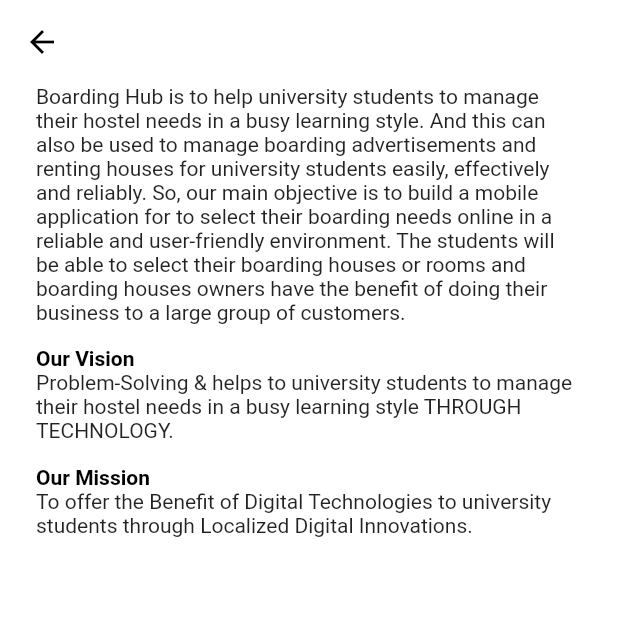
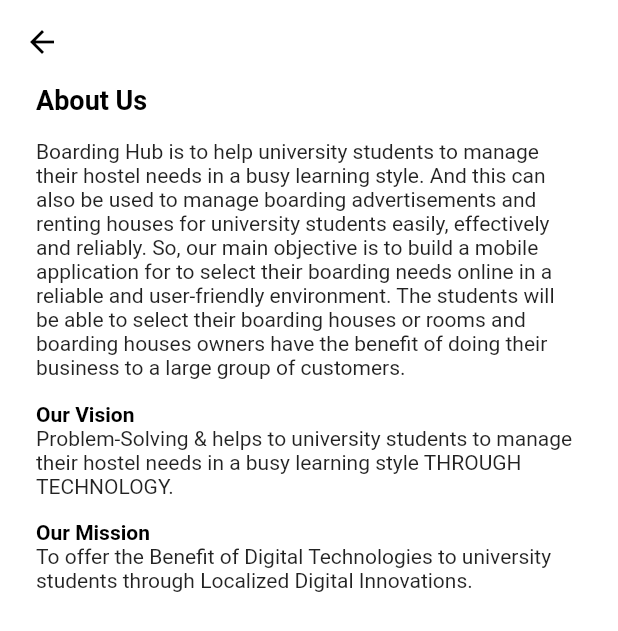
Before and after one commit to shehanp12/BoardingHub-frontend, a Flutter app: the AboutUs screen opened directly, on a phone screen of 412 x 824 dp. Shown: the top 631 px of the screen. Run offline on Flutter 3.47's test engine with Material 2 defaults, Android fonts, the phone set to English and light mode, and no system bars; our stand-ins replace animated_text_kit, cached_network_image, dio, firebase_core, firebase_storage, fluttertoast and 7 more; accounts and stored records are empty.

Commit message:
Update aboutus.dart

```diff
--- a/lib/screens/hamburger/aboutus.dart
+++ b/lib/screens/hamburger/aboutus.dart
@@ -30,7 +30,16 @@ class _AboutusPageState extends State<AboutUs> {
           child: Column(
             crossAxisAlignment: CrossAxisAlignment.start,
             children: <Widget>[
-
+              Padding(
+                padding: const EdgeInsets.only(bottom: 16.0),
+                child: Text(getTranslated(context,
+                  'About_Us'),
+                  style: TextStyle(
+                      color: Colors.black,
+                      fontWeight: FontWeight.bold,
+                      fontSize: 18.0),
+                ),
+              ),
               Flexible(
                 child: ListView(
                   children: <Widget>[
```
